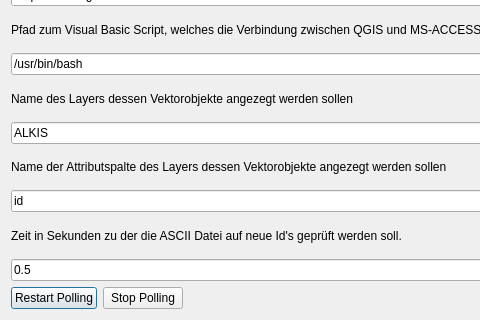
This is access_link_dialog_base.ui in gbd-consult/access-link as Qt 5 draws it before an edit; both pictures show x 0 to 480 and y 136 to 456 of the 847 by 456 pixel window. The edited form follows.
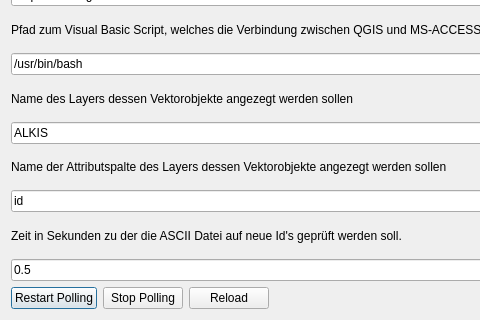
This is the edited form.

Diff of the .ui file:
```diff
--- a/access_link_dialog_base.ui
+++ b/access_link_dialog_base.ui
@@ -171,6 +171,13 @@
        </property>
       </widget>
      </item>
+     <item>
+      <widget class="QPushButton" name="pushButtonReload">
+       <property name="text">
+        <string>Reload</string>
+       </property>
+      </widget>
+     </item>
      <item>
       <spacer name="horizontalSpacer">
        <property name="orientation">
```
